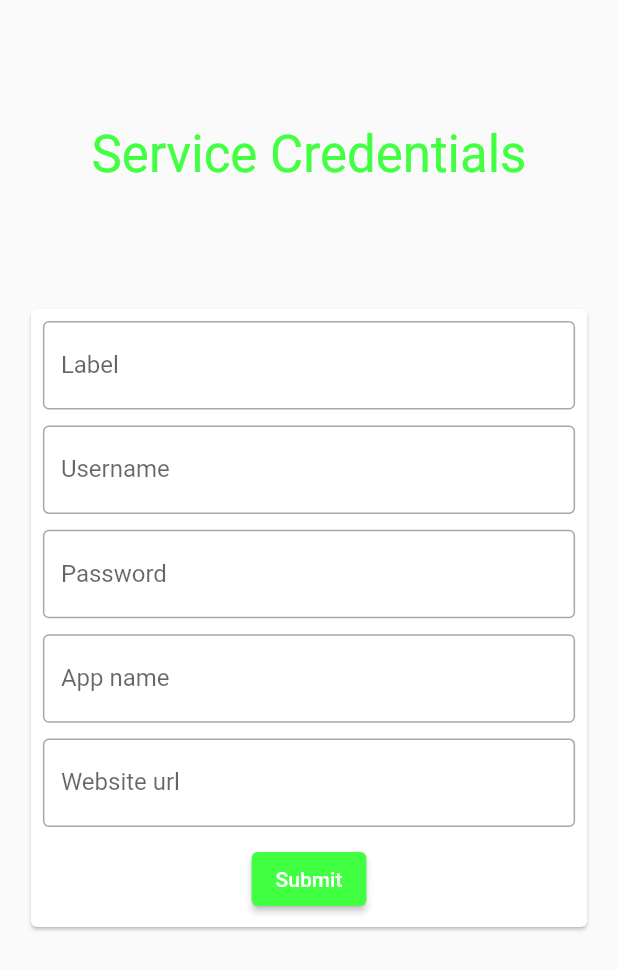
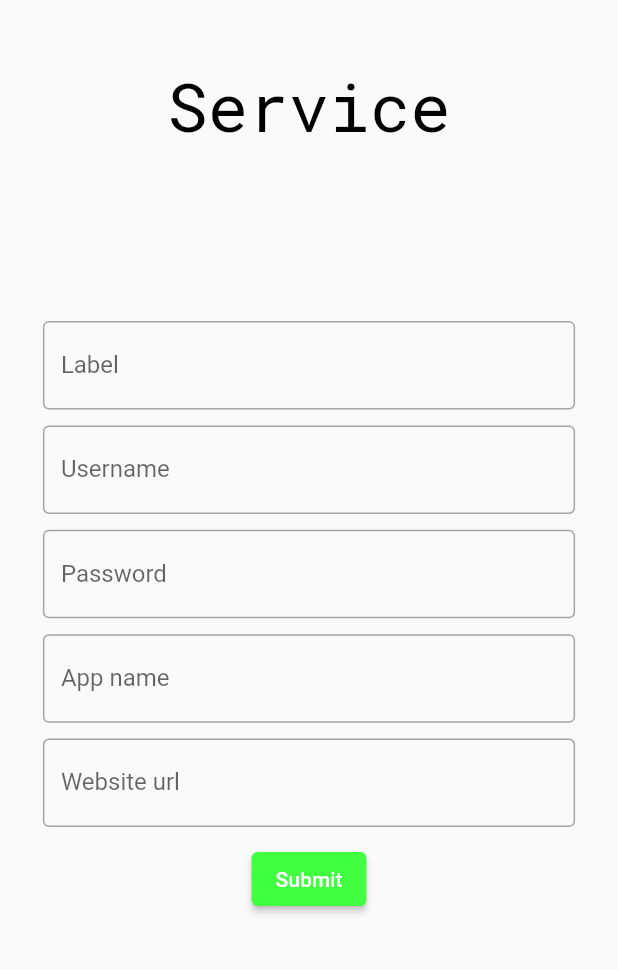
Before and after one commit to Flajt/Ladon, a Flutter app: the PasswordPage screen opened by its route, on a phone screen of 412 x 824 dp. Shown: the top 970 px of the screen. Run offline on Flutter 3.47's test engine with Material 2 defaults, Android fonts, the phone set to English and light mode, and no system bars; our stand-ins replace another_flushbar, cached_network_image, file_picker, form_validator, google_fonts, hive and 3 more; missing offline and left inert: biometric_storage, flutter_autofill_service, hawk_fab_menu, mobile_scanner, otp, random_password_generator; accounts and stored records are empty.

Commit message:
Fix+Feat: Remove dead code, restyling

```diff
--- a/ladon/lib/pages/PasswordPage.dart
+++ b/ladon/lib/pages/PasswordPage.dart
@@ -1,9 +1,6 @@
 import 'package:flutter/material.dart';
-import 'package:form_validator/form_validator.dart';
-import 'package:ladon/features/passwordManager/blueprints/ServiceBlueprint.dart';
 import 'package:ladon/features/passwordManager/logic/passwordManager.dart';
 import 'package:ladon/features/passwordManager/uiblocks/ServiceColumn.dart';
-import 'package:ladon/shared/notifications/uiblock/SuccessNotification.dart';
 
 class PasswordPage extends StatefulWidget {
   const PasswordPage({Key? key}) : super(key: key);
@@ -43,9 +40,9 @@ class _PasswordPageState extends State<PasswordPage> {
   Widget build(BuildContext context) {
     Size size = MediaQuery.of(context).size;
     return Scaffold(
-      resizeToAvoidBottomInset: false,
-      body: SafeArea(
-          child: SingleChildScrollView(
+      resizeToAvoidBottomInset: true,
+      body: SingleChildScrollView(
+        child: SafeArea(
           child: SizedBox(
             height: size.height,
             width: size.width,
@@ -54,19 +51,13 @@ class _PasswordPageState extends State<PasswordPage> {
                 Align(
                   alignment: Alignment.topCenter,
                   child: Padding(
-                  padding: EdgeInsets.only(top: size.height * .1),
-                  child: Text(
-                    "Service Credentials",
-                    style: Theme.of(context)
-                        .textTheme
-                        .headline4!
-                        .copyWith(color: Theme.of(context).primaryColor),
-                  ),
+                    padding: EdgeInsets.only(top: size.height * .05),
+                    child: Text("Service",
+                        style: Theme.of(context).textTheme.headline3!),
                   ),
                 ),
                 Align(
                   alignment: Alignment.center,
-                child: Card(
                   child: Container(
                       width: size.width * .9,
                       height: size.height * .5,
@@ -79,11 +70,11 @@ class _PasswordPageState extends State<PasswordPage> {
                         urlController: urlController,
                       )),
                 ),
-              ),
               ],
             ),
           ),
-      )),
+        ),
+      ),
     );
   }
 }
```
Lines whose indentation alone changed are shown as unchanged.
